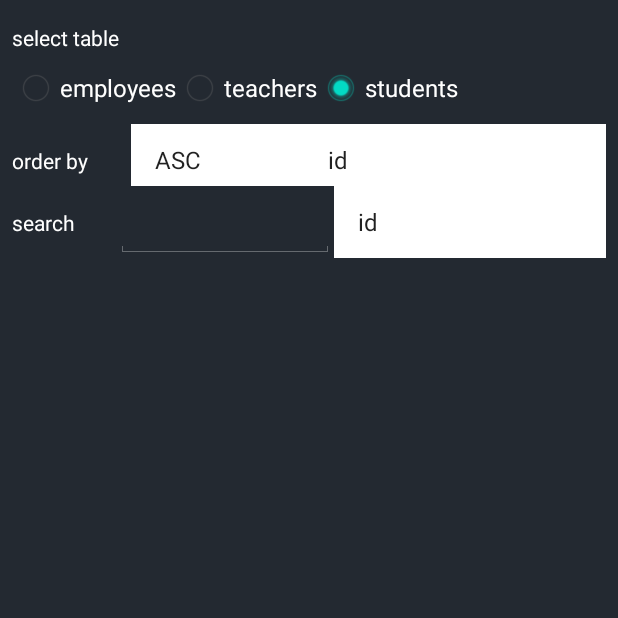
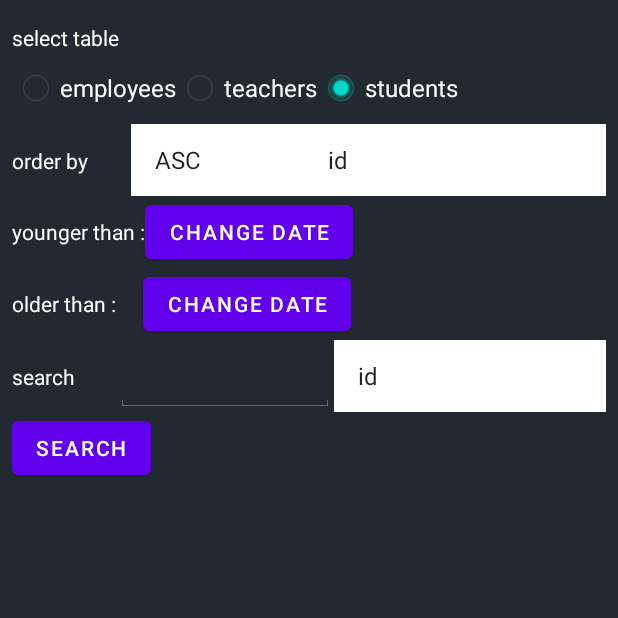
Before and after one commit to mmorawski520/secretariat-mobile, an Android app: the FiltersActivity screen opened directly, with no data from a screen before it, on a phone screen of 412 x 824 dp, the top half of it. Run offline under Robolectric (Android 15) with nearby library versions, the phone set to English and light mode, and no system bars.

Commit message:
v0.0.7 Changes : - implementation of youngerThan/olderThan datepickers

```diff
--- a/app/src/main/java/com/example/secretary_mobile/FiltersActivity.kt
+++ b/app/src/main/java/com/example/secretary_mobile/FiltersActivity.kt
@@ -1,15 +1,24 @@
 package com.example.secretary_mobile
 
+import android.app.DatePickerDialog
+import android.app.ProgressDialog.show
+import android.app.TimePickerDialog
 import android.content.Context
 import android.content.Intent
+import android.os.Build
 import androidx.appcompat.app.AppCompatActivity
 import android.os.Bundle
 import android.view.LayoutInflater
+import android.view.View
 import android.view.ViewGroup
 import android.widget.*
+import androidx.annotation.RequiresApi
 import com.example.secretary_mobile.databinding.ActivityFiltersBinding
+import com.example.secretary_mobile.databinding.ActivityMainBinding
+import java.util.*
 
-class FiltersActivity : AppCompatActivity() {
+class FiltersActivity : AppCompatActivity(){
+
     var curTable = "students";
     var arrayOrderByAscDesc = arrayOf<String>("ASC", "DESC")
     var arrayOfFields = arrayOf<String>(
@@ -27,12 +36,19 @@ class FiltersActivity : AppCompatActivity() {
         "current_class",
         "groups"
     )
+    var youngerThan: String? = ""
+    var olderThan: String? = ""
     var select: String = ""
+    lateinit var btnDataYoungerPicker: Button
+    lateinit var btnDataOlderPicker: Button
     override fun onCreate(savedInstanceState: Bundle?) {
         super.onCreate(savedInstanceState)
 
         setContentView(R.layout.activity_filters)
+        var binding = ActivityFiltersBinding.inflate(getLayoutInflater());
         val btnSearch = findViewById<Button>(R.id.btnSearch)
+        btnDataYoungerPicker = findViewById<Button>(R.id.btnPickYoungerDate)
+        btnDataOlderPicker = findViewById<Button>(R.id.btnPickOlderDate)
         val radioGroup = findViewById<RadioGroup>(R.id.radioGroup)
         val spinnerOrderByAscDesc = findViewById<Spinner>(R.id.spinnerOrderByAscDesc)
         val spinnerOrderByField = findViewById<Spinner>(R.id.spinnerOrderByField)
@@ -40,6 +56,14 @@ class FiltersActivity : AppCompatActivity() {
         val editTextField = findViewById<EditText>(R.id.editTextSearch)
         val actionBar = supportActionBar
         actionBar!!.hide()
+        btnDataYoungerPicker.setOnClickListener{
+            clickDataPickerYoungerThan( binding.getRoot())
+          /* btnDataYoungerPicker.text=youngerThan*/
+        }
+        btnDataOlderPicker.setOnClickListener{
+            clickDataPickerOlderThan( binding.getRoot())
+          //  btnDataOlderPicker.text=olderThan
+        }
         //Adapters
         var adapterOrderByAscDesc =
             ArrayAdapter(this, android.R.layout.simple_list_item_1, arrayOrderByAscDesc)
@@ -50,6 +74,7 @@ class FiltersActivity : AppCompatActivity() {
         spinnerOrderByAscDesc.adapter = adapterOrderByAscDesc
         spinnerOrderByField.adapter = adapterArrayOfFields
         spinnerSearchField.adapter = adapterArrayOfFields
+
 
         radioGroup.setOnCheckedChangeListener(
             RadioGroup.OnCheckedChangeListener { group, checkedId ->
@@ -67,6 +92,7 @@ class FiltersActivity : AppCompatActivity() {
                     curTable = "teachers"
                 }
             })
+
 
         btnSearch.setOnClickListener {
             if (editTextField.text.toString().trim().isNotEmpty()) {
@@ -99,4 +125,33 @@ class FiltersActivity : AppCompatActivity() {
             startActivity(intent)
         }
     }
+    @RequiresApi(Build.VERSION_CODES.N)
+     fun clickDataPickerYoungerThan(view: View) {
+        val c = Calendar.getInstance()
+        val year = c.get(Calendar.YEAR)
+        val month = c.get(Calendar.MONTH)
+        val day = c.get(Calendar.DAY_OF_MONTH)
+
+
+        val dpd = DatePickerDialog(this, DatePickerDialog.OnDateSetListener { view, year, monthOfYear, dayOfMonth ->
+            youngerThan="$dayOfMonth.${monthOfYear+1}.$year 00:00:00"
+            Toast.makeText(this,"Selected date $dayOfMonth.${monthOfYear+1}.$year", Toast.LENGTH_SHORT).show()
+            btnDataYoungerPicker.text="$dayOfMonth.${monthOfYear+1}.$year"
+        }, year, month, day)
+        dpd.show()
+    }
+    fun clickDataPickerOlderThan(view: View) {
+        val c = Calendar.getInstance()
+        val year = c.get(Calendar.YEAR)
+        val month = c.get(Calendar.MONTH)
+        val day = c.get(Calendar.DAY_OF_MONTH)
+
+
+        val dpd = DatePickerDialog(this, DatePickerDialog.OnDateSetListener { view, year, monthOfYear, dayOfMonth ->
+            olderThan="$dayOfMonth.${monthOfYear+1}.$year 00:00:00"
+            Toast.makeText(this,"Selected date $dayOfMonth.${monthOfYear+1}.$year", Toast.LENGTH_SHORT).show()
+            btnDataOlderPicker.text="$dayOfMonth.${monthOfYear+1}.$year"
+        }, year, month, day)
+        dpd.show()
+    }
 }
--- a/app/src/main/res/layout/activity_filters.xml
+++ b/app/src/main/res/layout/activity_filters.xml
@@ -61,7 +61,7 @@
 
         <LinearLayout
             android:layout_width="720dp"
-            android:layout_height="41dp"
+            android:layout_height="48dp"
             android:orientation="horizontal">
 
             <TextView
@@ -88,14 +88,59 @@
         </LinearLayout>
 
         <LinearLayout
+            android:layout_width="wrap_content"
+            android:layout_height="wrap_content"
+            android:minHeight="48dp"
+            android:orientation="horizontal">
+
+            <TextView
+                android:id="@+id/textView3"
+                android:layout_width="0dp"
+                android:layout_height="22dp"
+                android:layout_weight="1"
+                android:text="@string/younger"
+                android:textColor="#FFFFFF" />
+
+            <Button
+                android:id="@+id/btnPickYoungerDate"
+                android:layout_width="wrap_content"
+                android:layout_height="wrap_content"
+                android:text="Change Date" />
+
+
+        </LinearLayout>
+        <LinearLayout
+            android:layout_width="wrap_content"
+            android:layout_height="wrap_content"
+            android:minHeight="48dp"
+            android:orientation="horizontal">
+
+            <TextView
+                android:id="@+id/textView6"
+                android:layout_width="0dp"
+                android:layout_height="22dp"
+                android:layout_weight="1"
+                android:text="@string/older"
+                android:textColor="#FFFFFF" />
+
+            <Button
+                android:id="@+id/btnPickOlderDate"
+                android:layout_marginLeft="18dp"
+                android:layout_width="wrap_content"
+                android:layout_height="wrap_content"
+                android:text="Change Date" />
+
+
+        </LinearLayout>
+        <LinearLayout
             android:layout_width="match_parent"
-            android:layout_height="106dp"
+            android:layout_height="wrap_content"
             android:orientation="horizontal">
 
             <TextView
                 android:id="@+id/textView5"
                 android:layout_width="69dp"
-                android:layout_height="56dp"
+                android:layout_height="wrap_content"
                 android:layout_marginBottom="12dp"
                 android:text="@string/textview_table_search_label"
                 android:textColor="#FFFFFF" />
@@ -118,14 +163,16 @@
                 android:background="#FFFFFF"
                 tools:ignore="SpeakableTextPresentCheck" />
 
-            <Button
-                android:id="@+id/btnSearch"
-                android:layout_width="wrap_content"
-                android:layout_height="wrap_content"
-                android:text="@string/textview_table_search_label"
-                tools:ignore="DuplicateSpeakableTextCheck" />
+
         </LinearLayout>
 
+
+        <Button
+            android:id="@+id/btnSearch"
+            android:layout_width="wrap_content"
+            android:layout_height="wrap_content"
+            android:text="@string/textview_table_search_label"
+            tools:ignore="DuplicateSpeakableTextCheck" />
     </LinearLayout>
 
 </androidx.constraintlayout.widget.ConstraintLayout>
--- a/app/src/main/res/values/strings.xml
+++ b/app/src/main/res/values/strings.xml
@@ -11,5 +11,9 @@
     <string name="textview_table_order_by_label">order by</string>
     <string name="employees">employees</string>
     <string name="teachers">teachers</string>
+    <string name="younger">younger than : </string>
+    <string name="older">older than : </string>
     <string name="students">students</string>
+    <string name="click_me">click me</string>
+    <string name="pick_date">Pick Date</string>
 </resources>
```
